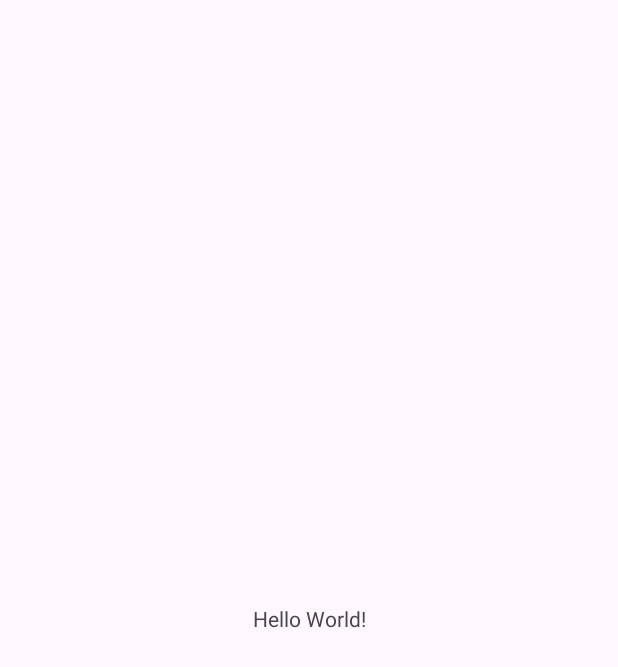
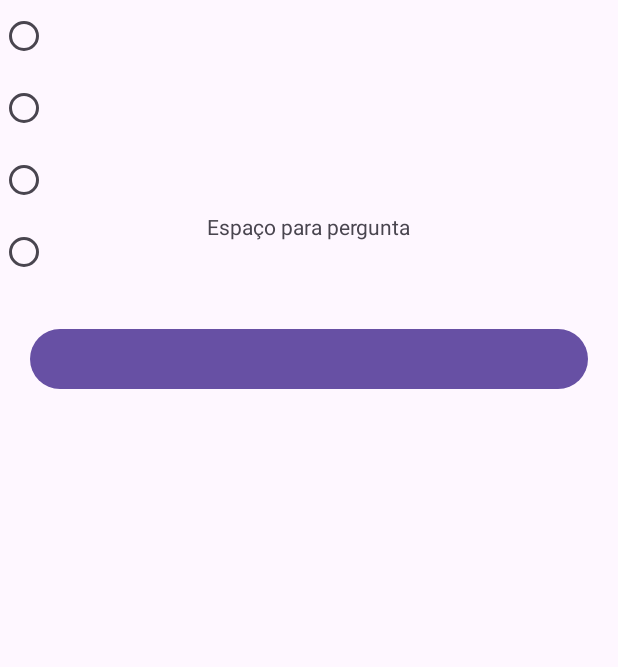
Before and after one commit to hhelenap/ProjetoQuizAndroid, an Android app: the screen it shows after launch (MainActivity), on a phone screen of 412 x 824 dp. Before the commit the part shown is almost empty. Shown: the top 667 px of the screen. Run offline under Robolectric (Android 15) with nearby library versions, the phone set to English and light mode, and no system bars.

```diff
--- a/app/src/main/res/layout/activity_main.xml
+++ b/app/src/main/res/layout/activity_main.xml
@@ -8,12 +8,60 @@
     tools:context=".MainActivity">
 
     <TextView
+        android:id="@+id/txt_pergunta"
         android:layout_width="wrap_content"
         android:layout_height="wrap_content"
-        android:text="Hello World!"
+        android:text="Espaço para pergunta"
         app:layout_constraintBottom_toBottomOf="parent"
         app:layout_constraintEnd_toEndOf="parent"
         app:layout_constraintStart_toStartOf="parent"
-        app:layout_constraintTop_toTopOf="parent" />
+        app:layout_constraintTop_toTopOf="parent"
+        app:layout_constraintVertical_bias="0.176" />
+
+    <RadioGroup
+        android:id="@+id/rdg_principal"
+        android:layout_width="342dp"
+        android:layout_height="195dp"
+        tools:layout_editor_absoluteX="16dp"
+        tools:layout_editor_absoluteY="300dp">
+
+        <RadioButton
+            android:id="@+id/rb_a"
+            android:layout_width="match_parent"
+            android:layout_height="wrap_content"
+            tools:text="@string/texto_alternativa_a" />
+
+        <RadioButton
+            android:id="@+id/rb_b"
+            android:layout_width="match_parent"
+            android:layout_height="wrap_content"
+            tools:text="@string/texto_alternativa_b" />
+
+        <RadioButton
+            android:id="@+id/rb_c"
+            android:layout_width="match_parent"
+            android:layout_height="wrap_content"
+            tools:text="@string/texto_alternativa_c" />
+
+        <RadioButton
+            android:id="@+id/rb_d"
+            android:layout_width="match_parent"
+            android:layout_height="wrap_content"
+            tools:text="@string/texto_alternativa_d" />
+
+    </RadioGroup>
+
+    <Button
+        android:id="@+id/btn_responder"
+        android:layout_width="0dp"
+        android:layout_height="wrap_content"
+        android:layout_marginStart="20dp"
+        android:layout_marginTop="20dp"
+        android:layout_marginEnd="20dp"
+        app:layout_constraintEnd_toEndOf="parent"
+        app:layout_constraintHorizontal_bias="1.0"
+        app:layout_constraintStart_toStartOf="parent"
+        app:layout_constraintTop_toBottomOf="@+id/rdg_principal"
+        tools:text="@string/texto_botao" />
 
 </androidx.constraintlayout.widget.ConstraintLayout>
```
